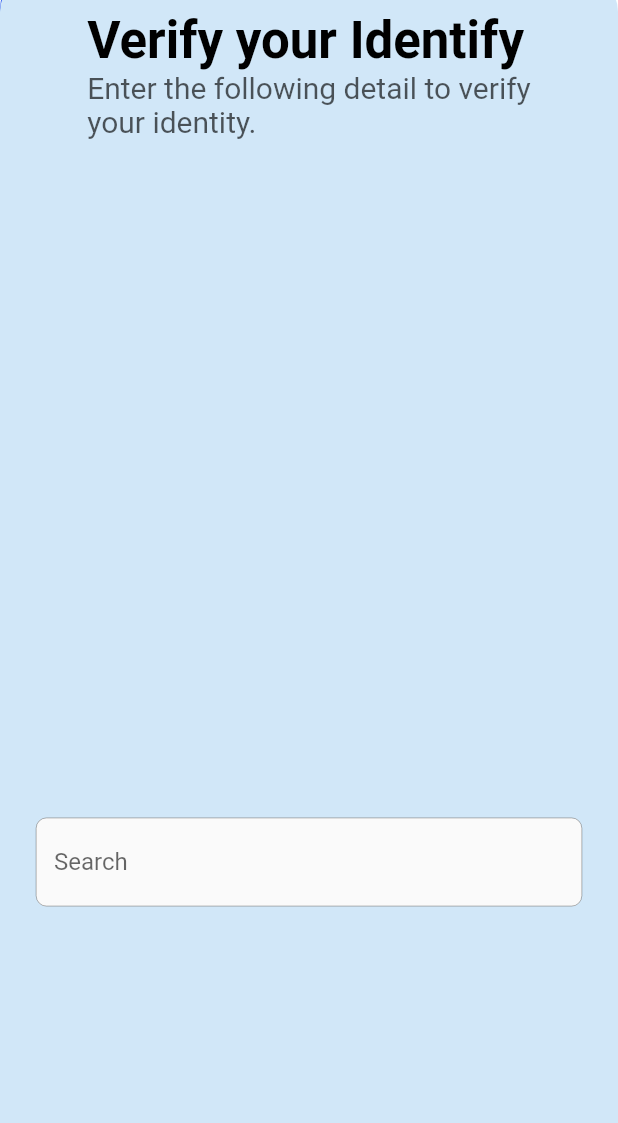
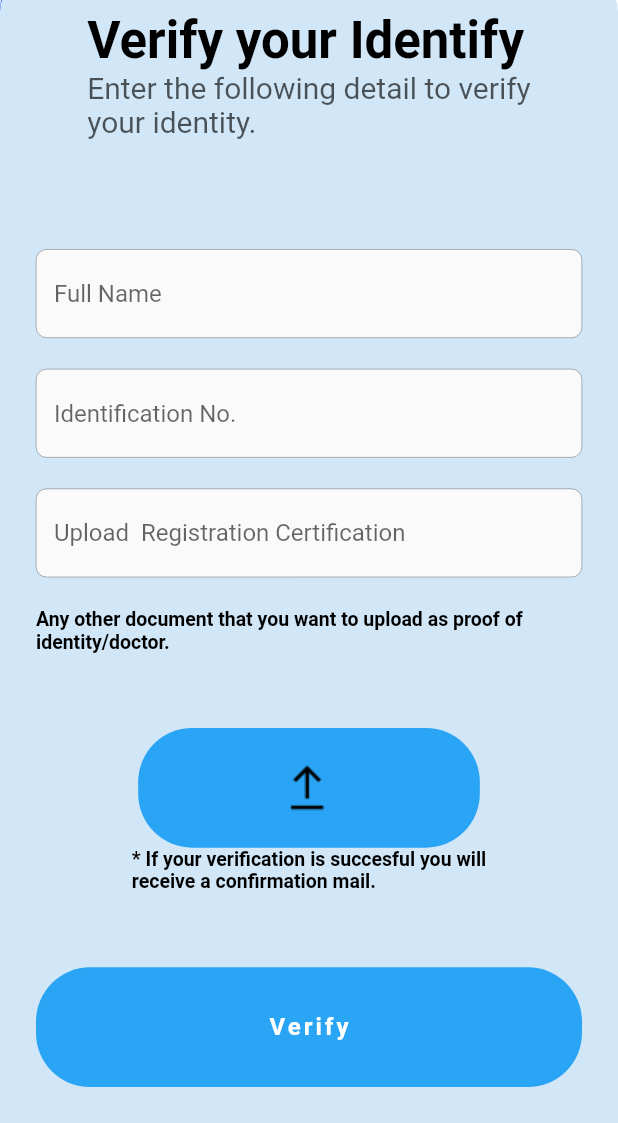
Before and after one commit to woinbo/Dreave, a Flutter app: the Identity screen opened directly, on a phone screen of 412 x 824 dp, the part 113-1236 px from its top. Run offline on Flutter 3.47's test engine with Material 2 defaults, Android fonts, the phone set to English and light mode, and no system bars; our stand-ins replace firebase_core, flutter_svg, font_awesome_flutter, shared_preferences; accounts and stored records are empty; project files that could hold a hidden picture were left out.

Commit message:
-Identity & ChattingWindow

```diff
--- /dev/null
+++ b/lib/UI/views/Chat/chattingWindow.dart
@@ -0,0 +1,29 @@
+import 'package:flutter/material.dart';
+import 'package:solution_challenge/config/assets.dart';
+
+class Chatting extends StatefulWidget {
+  @override
+  _Chatting createState() => _Chatting();
+  }
+
+  class _Chatting  extends State<Chatting>{
+  @override
+  Widget build(BuildContext context) {
+    return Scaffold(
+      appBar: AppBar(
+        elevation: 0,
+        leading: Image.asset(
+          Assets.logo,
+          scale: 1.5,
+        ),
+        title: Text("Mr. Benest"),
+        actions: [IconButton(icon: Icon(Icons.ac_unit), onPressed: (){},)],
+        centerTitle: true,
+        backgroundColor: Colors.white,
+      ),
+
+    );
+  }
+
+
+}
--- a/lib/UI/views/authScreen/authScreen.dart
+++ b/lib/UI/views/authScreen/authScreen.dart
@@ -221,7 +221,7 @@ class _AuthScreenState extends State<AuthScreen> {
                           //     _authController.createAccountWithEmailAndPassword(
                           //         _emailContoller.text, _passwordContoller.text);
                           Navigator.pushNamedAndRemoveUntil(
-                              context, ROUTES.SEARCH_COMM, (route) => false);
+                              context, ROUTES.IDENTITY, (route) => false);
                         },
                         child: Container(
                           margin: EdgeInsets.symmetric(
--- a/lib/UI/views/verifyMobileScreen/Identity.dart
+++ b/lib/UI/views/verifyMobileScreen/Identity.dart
@@ -1,15 +1,9 @@
 import 'package:flutter/material.dart';
-import 'package:flutter_svg/svg.dart';
-import 'package:font_awesome_flutter/font_awesome_flutter.dart';
 import 'package:solution_challenge/config/assets.dart';
-
-import '../../../config/constant.dart';
-
 class Identity extends StatefulWidget {
   @override
   _Identity createState() => _Identity();
 }
-
 class _Identity extends State<Identity> {
   @override
   Widget build(BuildContext context) {
@@ -61,7 +55,7 @@ class _Identity extends State<Identity> {
               child: Column(
                 children: [
                   Expanded(
-                    flex: 3,
+                    flex: 2,
                     child: Column(
                       crossAxisAlignment: CrossAxisAlignment.start,
                       children: [
@@ -84,6 +78,7 @@ class _Identity extends State<Identity> {
                     ),
                   ),
                   Expanded(
+                    flex:1,
                     child: TextField(
                       decoration: InputDecoration(
                         border: OutlineInputBorder(
@@ -102,13 +97,131 @@ class _Identity extends State<Identity> {
                         ),
                         fillColor: Color(0xffFAFAFA),
                         filled: true,
-                        hintText: "Search",
+                        hintText: "Full Name",
                         hintStyle: TextStyle(
                           fontSize: 16,
                         ),
                       ),
                     ),
                   ),
+                   Expanded(
+                     flex:1,
+                    child: TextField(
+                      decoration: InputDecoration(
+                        border: OutlineInputBorder(
+                          borderRadius: BorderRadius.circular(7.0),
+                          borderSide: BorderSide(
+                            width: 0.2,
+                            color: Color(0xffFAFAFA),
+                          ),
+                        ),
+                        enabledBorder: OutlineInputBorder(
+                          borderRadius: BorderRadius.circular(7.0),
+                          borderSide: BorderSide(
+                            color: Colors.black,
+                            width: 0.2,
+                          ),
+                        ),
+                        fillColor: Color(0xffFAFAFA),
+                        filled: true,
+                        hintText: "Identification No.",
+                        hintStyle: TextStyle(
+                          fontSize: 16,
+                        ),
+                      ),
+                    ),
+                  ),
+                  Expanded(
+                    flex:1,
+                    child: TextField(
+                      decoration: InputDecoration(
+                        border: OutlineInputBorder(
+                          borderRadius: BorderRadius.circular(7.0),
+                          borderSide: BorderSide(
+                            width: 0.2,
+                            color: Color(0xffFAFAFA),
+                          ),
+                        ),
+                        enabledBorder: OutlineInputBorder(
+                          borderRadius: BorderRadius.circular(7.0),
+                          borderSide: BorderSide(
+                            color: Colors.black,
+                            width: 0.2,
+                          ),
+                        ),
+                        fillColor: Color(0xffFAFAFA),
+                        filled: true,
+                        hintText: "Upload  Registration Certification",
+                        hintStyle: TextStyle(
+                          fontSize: 16,
+                        ),
+                      ),
+                    ),
+                  ),
+                    Expanded(
+                    child:Text(
+                    "Any other document that you want to upload as proof of identity/doctor.",
+                    style: TextStyle(
+                            fontSize: 13,
+                            fontWeight: FontWeight.bold,
+                            color: Colors.black,
+                          ),
+                    ),
+                  ),
+                  Expanded(
+                        flex:1,
+                      child: GestureDetector(
+                        onTap: () {},
+                        child: Container(
+                          padding: EdgeInsets.symmetric(
+                              horizontal: 90, vertical: 16),
+                          decoration: BoxDecoration(
+                            color: Color(0xff2AA4F4),
+                            borderRadius: BorderRadius.all(
+                              Radius.circular(36.0),
+                            ),
+                          ),
+                          child: Image.asset(Assets.kUpload)
+                        ),
+                      ),
+                      ),
+                  Expanded(
+                    child:Text(
+                      "* If your verification is succesful you will\nreceive a confirmation mail.",
+                      style: TextStyle(
+                            fontSize: 13,
+                            fontWeight: FontWeight.bold,
+                            color: Colors.black,
+                          ),
+                    ),
+                    ),
+                  Expanded(
+                        flex:1,
+                      child: GestureDetector(
+                        onTap: () {},
+                        child: Container(
+                          padding: EdgeInsets.symmetric(
+                              horizontal: 90, vertical: 16),
+                          decoration: BoxDecoration(
+                            color: Color(0xff2AA4F4),
+                            borderRadius: BorderRadius.all(
+                              Radius.circular(36.0),
+                            ),
+                          ),
+                          child: Center(
+                      child: Text(
+                        "Verify",
+                        style: TextStyle(
+                          color: Colors.white,
+                          fontSize: 16,
+                          fontWeight: FontWeight.bold,
+                          letterSpacing: 2,
+                        ),
+                      ),
+                      ),
+                        ),
+                      ),
+                      ),
                 ],
               ),
             ),
--- a/lib/config/assets.dart
+++ b/lib/config/assets.dart
@@ -20,6 +20,8 @@ class Assets {
       "assets/images/onboardingScreen/community.gif";
   static const String search_ = "assets/images/search_.png";
   static const String kVerify = "assets/images/VerifyIdentity.png";
+  static const String kUpload = "assets/images/Upload.png";
+  static const String kParty =  "assets/images/Party.png";
 
   //GIF ICONS
   static const String kSpace = 'assets/images/space.gif';
--- a/lib/config/constant.dart
+++ b/lib/config/constant.dart
@@ -17,4 +17,5 @@ class ROUTES {
   static const String SEARCH_COMM = "/comm_search";
   static const String CREATE_POST_SCREEN = "/create_post";
   static const String COMMUNITY_DES = "/CommunityDescription";
+  static const String IDENTITY = "/Identity";
 }
--- a/lib/main.dart
+++ b/lib/main.dart
@@ -3,6 +3,7 @@ import 'package:flutter/material.dart';
 import 'package:flutter/services.dart';
 import 'package:solution_challenge/UI/views/onboardingScreen/onboarding.dart';
 import 'package:solution_challenge/UI/views/searchCommunityScreen/communityDescription.dart';
+import 'package:solution_challenge/UI/views/verifyMobileScreen/Identity.dart';
 import 'package:solution_challenge/utils/custom_shared_preferences.dart';
 import 'UI/views/afterSplashScreen/afterSplashScreen.dart';
 import 'UI/views/authScreen/authScreen.dart';
@@ -96,6 +97,11 @@ class App extends StatelessWidget {
             return PageRouteBuilder(
                 pageBuilder: (_, a1, a2) => CreatePostScreen(),
                 settings: settings);
+          case ROUTES.CREATE_POST_SCREEN:
+            return PageRouteBuilder(
+                pageBuilder: (_, a1, a2) => Identity(),
+                settings: settings);
+
 
           default:
             return CustomPageRoute.build(
```
Also changed, not shown: assets/images/Party.png (added), assets/images/Upload.png (added).
